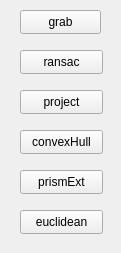
Before: the Qt Designer form components/testObjectDetection/src/mainUI.ui in ljmanso/prp, drawn with Qt 5.
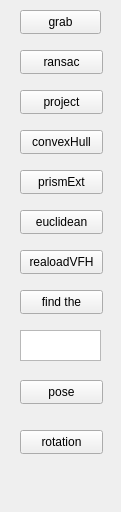
After: the same form once the commit is applied.

```diff
--- a/components/testObjectDetection/src/mainUI.ui
+++ b/components/testObjectDetection/src/mainUI.ui
@@ -7,7 +7,7 @@
     <x>0</x>
     <y>0</y>
     <width>121</width>
-    <height>253</height>
+    <height>512</height>
    </rect>
   </property>
   <property name="windowTitle">
@@ -91,6 +91,68 @@
     <string>euclidean</string>
    </property>
   </widget>
+  <widget class="QPushButton" name="findObject">
+   <property name="geometry">
+    <rect>
+     <x>20</x>
+     <y>290</y>
+     <width>83</width>
+     <height>24</height>
+    </rect>
+   </property>
+   <property name="text">
+    <string>find the</string>
+   </property>
+  </widget>
+  <widget class="QTextEdit" name="text_object">
+   <property name="geometry">
+    <rect>
+     <x>20</x>
+     <y>330</y>
+     <width>81</width>
+     <height>31</height>
+    </rect>
+   </property>
+  </widget>
+  <widget class="QPushButton" name="pose">
+   <property name="geometry">
+    <rect>
+     <x>20</x>
+     <y>380</y>
+     <width>83</width>
+     <height>24</height>
+    </rect>
+   </property>
+   <property name="text">
+    <string>pose</string>
+   </property>
+  </widget>
+  <widget class="QPushButton" name="rotation">
+   <property name="geometry">
+    <rect>
+     <x>20</x>
+     <y>430</y>
+     <width>83</width>
+     <height>24</height>
+    </rect>
+   </property>
+   <property name="text">
+    <string>rotation</string>
+   </property>
+  </widget>
+  <widget class="QPushButton" name="reload">
+   <property name="geometry">
+    <rect>
+     <x>20</x>
+     <y>250</y>
+     <width>83</width>
+     <height>24</height>
+    </rect>
+   </property>
+   <property name="text">
+    <string>realoadVFH</string>
+   </property>
+  </widget>
  </widget>
  <resources/>
  <connections/>
```
